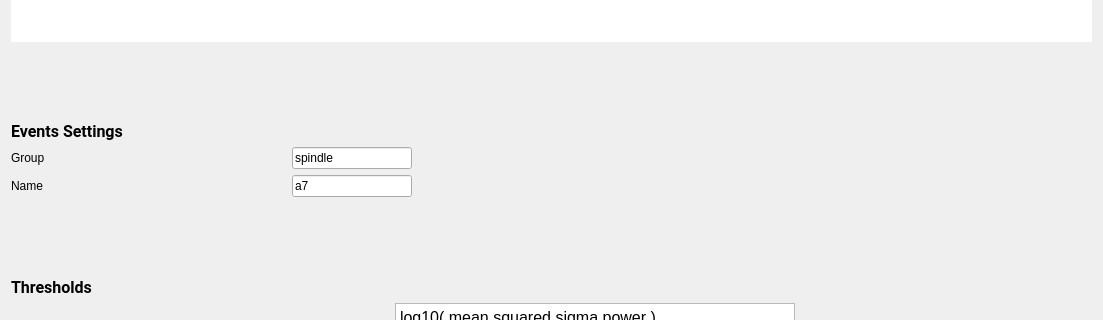
Qt form tools/CEAMSTools/SpindleDetectionA7/A7Settings/Ui_A7Settings.ui (SnoozToolbox/snooz-package-ceams) before a commit; both pictures show x 0 to 1103 and y 186 to 506 of the 1103 by 880 pixel window.
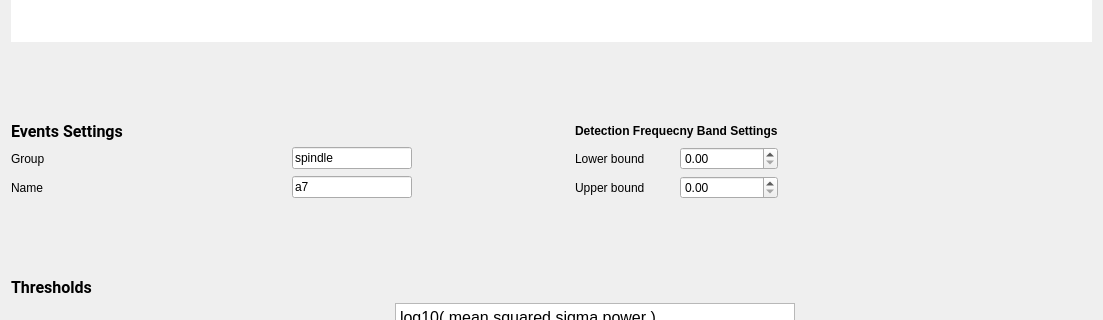
The same form after that commit.

Commit message: specific frequency band selection added as a feature to the A7 spindle detection tool

Diff of the .ui file:
```diff
--- a/tools/CEAMSTools/SpindleDetectionA7/A7Settings/Ui_A7Settings.ui
+++ b/tools/CEAMSTools/SpindleDetectionA7/A7Settings/Ui_A7Settings.ui
@@ -85,24 +85,101 @@
     </spacer>
    </item>
    <item>
-    <widget class="QLabel" name="label">
-     <property name="font">
-      <font>
-       <family>Roboto</family>
-       <pointsize>12</pointsize>
-       <weight>50</weight>
-       <italic>false</italic>
-       <bold>false</bold>
-      </font>
-     </property>
-     <property name="text">
-      <string>&lt;html&gt;&lt;head/&gt;&lt;body&gt;&lt;p&gt;&lt;span style=&quot; font-weight:600;&quot;&gt;Events Settings&lt;/span&gt;&lt;/p&gt;&lt;/body&gt;&lt;/html&gt;</string>
-     </property>
-    </widget>
-   </item>
-   <item>
-    <layout class="QFormLayout" name="formLayout_2">
+    <layout class="QGridLayout" name="gridLayout_4">
+     <item row="1" column="1">
+      <spacer name="horizontalSpacer">
+       <property name="orientation">
+        <enum>Qt::Orientation::Horizontal</enum>
+       </property>
+       <property name="sizeHint" stdset="0">
+        <size>
+         <width>40</width>
+         <height>20</height>
+        </size>
+       </property>
+      </spacer>
+     </item>
+     <item row="0" column="2">
+      <widget class="QLabel" name="label_15">
+       <property name="text">
+        <string>&lt;html&gt;&lt;head/&gt;&lt;body&gt;&lt;p&gt;&lt;span style=&quot; font-weight:700;&quot;&gt;Detection Frequecny Band Settings&lt;/span&gt;&lt;/p&gt;&lt;/body&gt;&lt;/html&gt;</string>
+       </property>
+      </widget>
+     </item>
+     <item row="2" column="0">
+      <layout class="QHBoxLayout" name="horizontalLayout_3">
+       <item>
+        <widget class="QLabel" name="label_3">
+         <property name="minimumSize">
+          <size>
+           <width>275</width>
+           <height>0</height>
+          </size>
+         </property>
+         <property name="maximumSize">
+          <size>
+           <width>16777215</width>
+           <height>16777215</height>
+          </size>
+         </property>
+         <property name="text">
+          <string>Name</string>
+         </property>
+        </widget>
+       </item>
+       <item>
+        <widget class="QLineEdit" name="name_lineEdit">
+         <property name="minimumSize">
+          <size>
+           <width>120</width>
+           <height>0</height>
+          </size>
+         </property>
+         <property name="maximumSize">
+          <size>
+           <width>120</width>
+           <height>16777215</height>
+          </size>
+         </property>
+         <property name="toolTip">
+          <string>Define the name of the spindle events.</string>
+         </property>
+         <property name="text">
+          <string>a7</string>
+         </property>
+        </widget>
+       </item>
+      </layout>
+     </item>
+     <item row="1" column="4">
+      <spacer name="horizontalSpacer_4">
+       <property name="orientation">
+        <enum>Qt::Orientation::Horizontal</enum>
+       </property>
+       <property name="sizeHint" stdset="0">
+        <size>
+         <width>40</width>
+         <height>20</height>
+        </size>
+       </property>
+      </spacer>
+     </item>
      <item row="0" column="0">
+      <widget class="QLabel" name="label">
+       <property name="font">
+        <font>
+         <family>Roboto</family>
+         <pointsize>12</pointsize>
+         <italic>false</italic>
+         <bold>false</bold>
+        </font>
+       </property>
+       <property name="text">
+        <string>&lt;html&gt;&lt;head/&gt;&lt;body&gt;&lt;p&gt;&lt;span style=&quot; font-weight:600;&quot;&gt;Events Settings&lt;/span&gt;&lt;/p&gt;&lt;/body&gt;&lt;/html&gt;</string>
+       </property>
+      </widget>
+     </item>
+     <item row="1" column="0">
       <layout class="QHBoxLayout" name="horizontalLayout">
        <item>
         <widget class="QLabel" name="label_2">
@@ -153,71 +230,49 @@
        </item>
       </layout>
      </item>
-     <item row="0" column="1">
-      <spacer name="horizontalSpacer">
-       <property name="orientation">
-        <enum>Qt::Horizontal</enum>
-       </property>
-       <property name="sizeType">
-        <enum>QSizePolicy::Expanding</enum>
-       </property>
-       <property name="sizeHint" stdset="0">
-        <size>
-         <width>40</width>
-         <height>20</height>
-        </size>
-       </property>
-      </spacer>
-     </item>
-     <item row="1" column="0">
-      <layout class="QHBoxLayout" name="horizontalLayout_3">
+     <item row="1" column="2">
+      <layout class="QHBoxLayout" name="horizontalLayout_4">
        <item>
-        <widget class="QLabel" name="label_3">
-         <property name="minimumSize">
-          <size>
-           <width>275</width>
-           <height>0</height>
-          </size>
-         </property>
-         <property name="maximumSize">
-          <size>
-           <width>16777215</width>
-           <height>16777215</height>
-          </size>
-         </property>
+        <widget class="QLabel" name="label_14">
          <property name="text">
-          <string>Name</string>
+          <string>Lower bound</string>
          </property>
         </widget>
        </item>
        <item>
-        <widget class="QLineEdit" name="name_lineEdit">
-         <property name="minimumSize">
-          <size>
-           <width>120</width>
-           <height>0</height>
-          </size>
+        <widget class="QDoubleSpinBox" name="doubleSpinBox_Lower_Bound">
+         <property name="singleStep">
+          <double>0.100000000000000</double>
          </property>
-         <property name="maximumSize">
-          <size>
-           <width>120</width>
-           <height>16777215</height>
-          </size>
+         <property name="stepType">
+          <enum>QAbstractSpinBox::StepType::DefaultStepType</enum>
          </property>
-         <property name="toolTip">
-          <string>Define the name of the spindle events.</string>
-         </property>
+        </widget>
+       </item>
+      </layout>
+     </item>
+     <item row="2" column="2">
+      <layout class="QHBoxLayout" name="horizontalLayout_5">
+       <item>
+        <widget class="QLabel" name="label_16">
          <property name="text">
-          <string>a7</string>
+          <string>Upper bound</string>
          </property>
         </widget>
        </item>
+       <item>
+        <widget class="QDoubleSpinBox" name="doubleSpinBox_Upper_Bound">
+         <property name="singleStep">
+          <double>0.100000000000000</double>
+         </property>
+        </widget>
+       </item>
       </layout>
      </item>
-     <item row="1" column="1">
-      <spacer name="horizontalSpacer_4">
+     <item row="1" column="3">
+      <spacer name="horizontalSpacer_3">
        <property name="orientation">
-        <enum>Qt::Horizontal</enum>
+        <enum>Qt::Orientation::Horizontal</enum>
        </property>
        <property name="sizeHint" stdset="0">
         <size>
```
Left out of the diff: 51 changed lines with no effect on the pictures. The commit also changes 9 other files.
